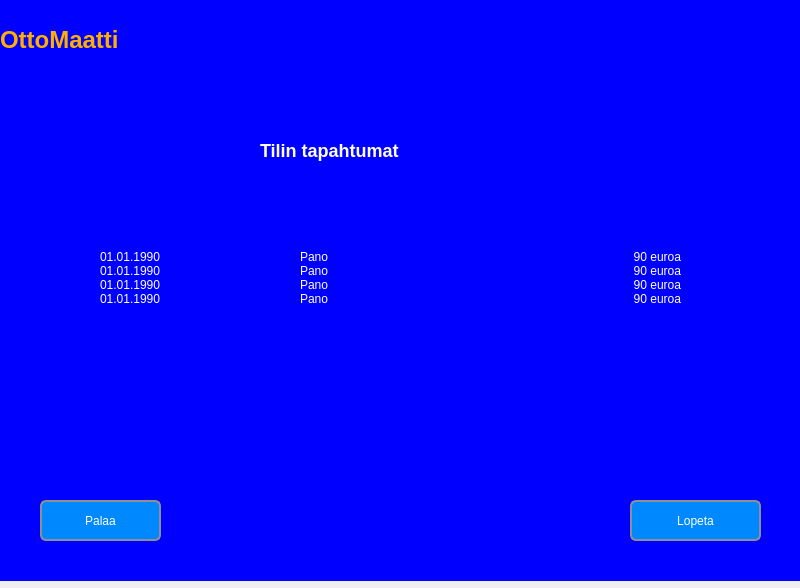
Above: Pankkimaatti/bankautomat.ui from tvt20kmo-ohjelmistokehitysprojekti/Group12 before the change. Below: the same form after it.
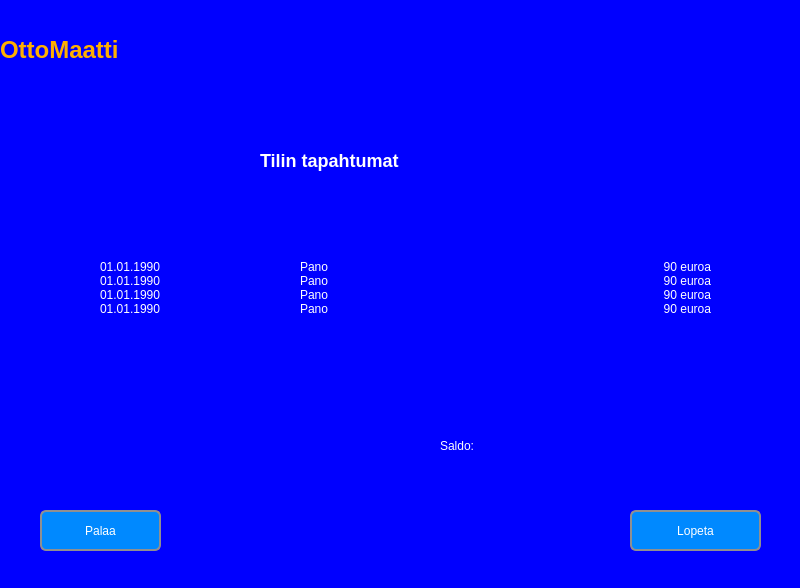
That is the form after the change. The open tabs and pages were chosen to show the change. Icons and pictures are not drawn.

Commit message: tuunausta ja saldo tieto

What changed in the file:
```diff
--- a/Pankkimaatti/bankautomat.ui
+++ b/Pankkimaatti/bankautomat.ui
@@ -21,7 +21,7 @@
     <property name="geometry">
      <rect>
       <x>0</x>
-      <y>-20</y>
+      <y>-10</y>
       <width>801</width>
       <height>601</height>
      </rect>
@@ -710,9 +710,9 @@
      <widget class="QLabel" name="transactionLabelSum">
       <property name="geometry">
        <rect>
-        <x>500</x>
+        <x>430</x>
         <y>210</y>
-        <width>181</width>
+        <width>281</width>
         <height>191</height>
        </rect>
       </property>
@@ -736,6 +736,32 @@
        <string>Pano&lt;br&gt;Pano&lt;br&gt;Pano&lt;br&gt;Pano&lt;br&gt;</string>
       </property>
      </widget>
+     <widget class="QLabel" name="TransactionLabelSaldo">
+      <property name="geometry">
+       <rect>
+        <x>580</x>
+        <y>430</y>
+        <width>171</width>
+        <height>51</height>
+       </rect>
+      </property>
+      <property name="text">
+       <string/>
+      </property>
+     </widget>
+     <widget class="QLabel" name="label_">
+      <property name="geometry">
+       <rect>
+        <x>440</x>
+        <y>440</y>
+        <width>111</width>
+        <height>31</height>
+       </rect>
+      </property>
+      <property name="text">
+       <string>Saldo:</string>
+      </property>
+     </widget>
     </widget>
     <widget class="QWidget" name="Endingpage">
      <widget class="QLabel" name="label_19">
```
Left out of the diff: 48 changed lines with no effect on the pictures. The commit also changes 8 other files.
